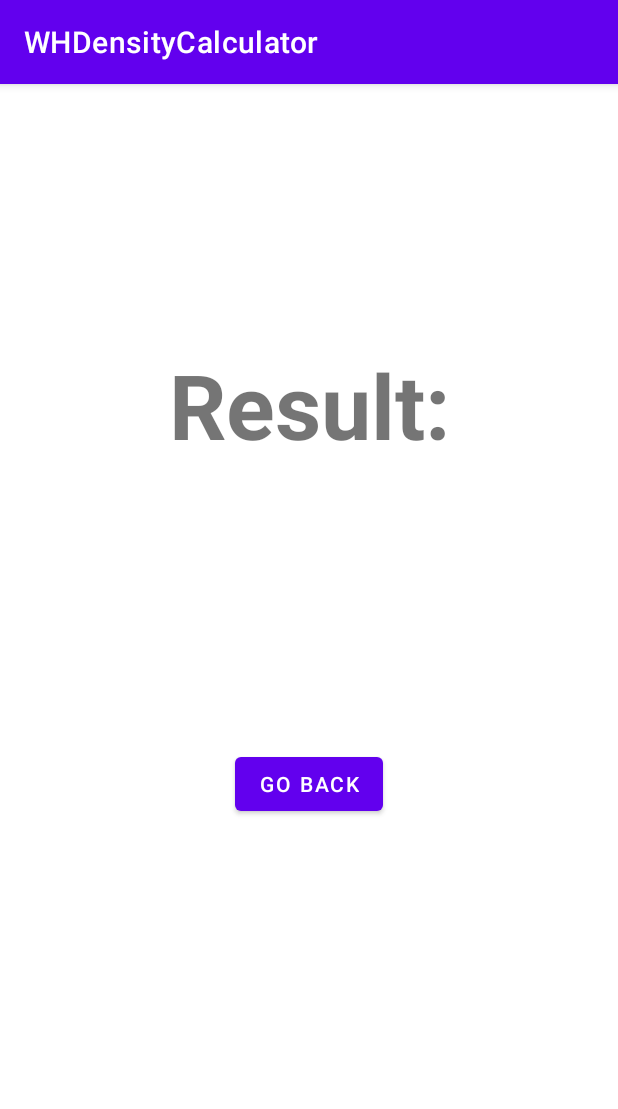
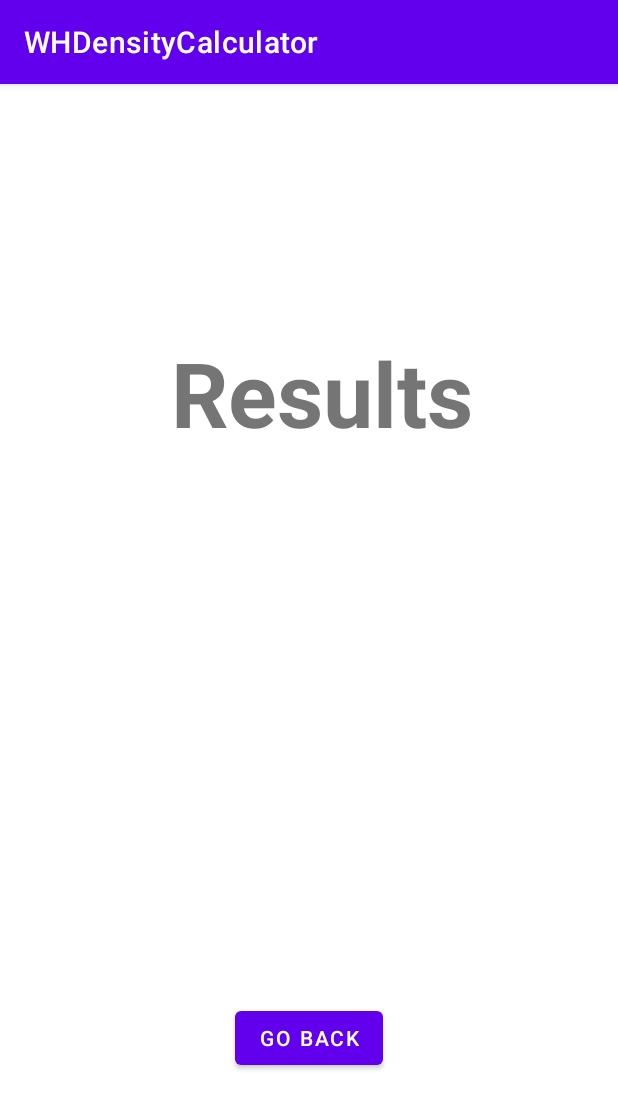
Before and after one commit to AnthonyTIrwin/WHDensityCalculator, an Android app: the SecondActivity screen opened directly, with no data from a screen before it, on a phone screen of 412 x 824 dp. Shown: the top 1109 px of the screen. Run offline under Robolectric (Android 15) with nearby library versions, the phone set to English and light mode, and no system bars.

Commit message:
Fixed formatting errors.

```diff
--- a/app/src/main/res/layout/activity_second.xml
+++ b/app/src/main/res/layout/activity_second.xml
@@ -10,14 +10,12 @@
         android:id="@+id/textView"
         android:layout_width="wrap_content"
         android:layout_height="wrap_content"
-        android:layout_marginStart="111dp"
-        android:layout_marginTop="155dp"
-        android:layout_marginEnd="111dp"
-        android:layout_marginBottom="171dp"
-        android:text="@string/result"
+        android:layout_marginStart="113dp"
+        android:layout_marginTop="165dp"
+        android:layout_marginEnd="96dp"
+        android:text="Results"
         android:textSize="60sp"
         android:textStyle="bold"
-        app:layout_constraintBottom_toTopOf="@+id/btnGoBack"
         app:layout_constraintEnd_toEndOf="parent"
         app:layout_constraintStart_toStartOf="parent"
         app:layout_constraintTop_toTopOf="parent" />
@@ -27,11 +25,14 @@
         android:layout_width="wrap_content"
         android:layout_height="wrap_content"
         android:layout_marginStart="205dp"
+        android:layout_marginTop="361dp"
         android:layout_marginEnd="206dp"
+        android:layout_marginBottom="325dp"
         android:textSize="34sp"
-        app:layout_constraintBottom_toTopOf="@+id/btnGoBack"
+        app:layout_constraintBottom_toBottomOf="parent"
         app:layout_constraintEnd_toEndOf="parent"
-        app:layout_constraintStart_toStartOf="parent" />
+        app:layout_constraintStart_toStartOf="parent"
+        app:layout_constraintTop_toTopOf="parent" />
 
     <Button
         android:id="@+id/btnGoBack"
@@ -39,8 +40,8 @@
         android:layout_height="wrap_content"
         android:layout_marginStart="155dp"
         android:layout_marginEnd="156dp"
-        android:layout_marginBottom="277dp"
-        android:text="@string/go_back"
+        android:layout_marginBottom="108dp"
+        android:text="Go Back"
         app:layout_constraintBottom_toBottomOf="parent"
         app:layout_constraintEnd_toEndOf="parent"
         app:layout_constraintStart_toStartOf="parent" />
```
Also changed, not shown: app/src/main/java/com/example/whdensitycalculator/MainActivity.kt (line endings or trailing spaces).
